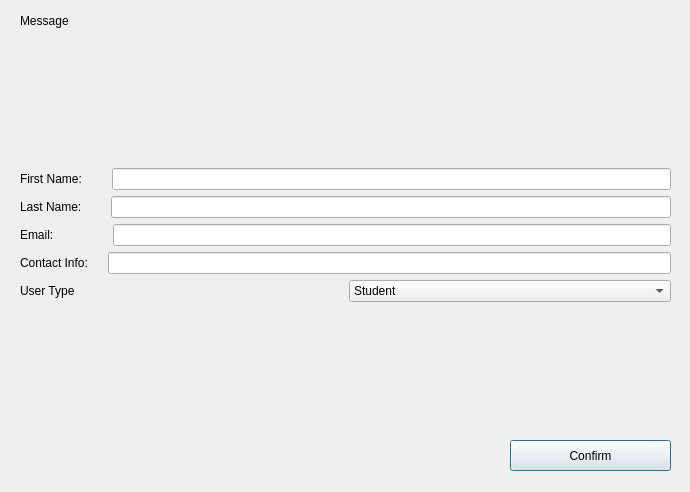
Old version of the form persondialog.ui in the repository concat1911/LibraryManager.
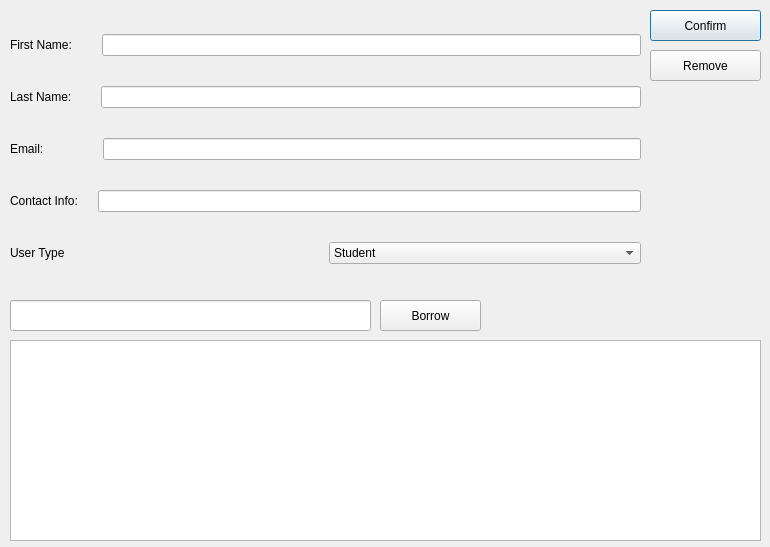
New version of the form.

Commit message: update borrow function for CDs

The edit to the form file:
```diff
--- a/persondialog.ui
+++ b/persondialog.ui
@@ -6,37 +6,87 @@
    <rect>
     <x>0</x>
     <y>0</y>
-    <width>690</width>
-    <height>492</height>
+    <width>770</width>
+    <height>547</height>
    </rect>
   </property>
   <property name="windowTitle">
    <string>Dialog</string>
   </property>
-  <widget class="QLabel" name="message">
+  <widget class="QPushButton" name="pushButton">
    <property name="geometry">
     <rect>
-     <x>20</x>
+     <x>650</x>
+     <y>10</y>
+     <width>111</width>
+     <height>31</height>
+    </rect>
+   </property>
+   <property name="text">
+    <string>Confirm</string>
+   </property>
+  </widget>
+  <widget class="QTableView" name="mediaTable">
+   <property name="geometry">
+    <rect>
+     <x>10</x>
+     <y>340</y>
+     <width>751</width>
+     <height>201</height>
+    </rect>
+   </property>
+   <property name="sortingEnabled">
+    <bool>true</bool>
+   </property>
+   <attribute name="verticalHeaderVisible">
+    <bool>false</bool>
+   </attribute>
+  </widget>
+  <widget class="QPushButton" name="removeBtn">
+   <property name="geometry">
+    <rect>
+     <x>650</x>
+     <y>50</y>
+     <width>111</width>
+     <height>31</height>
+    </rect>
+   </property>
+   <property name="text">
+    <string>Remove</string>
+   </property>
+  </widget>
+  <widget class="QPushButton" name="borrowBtn">
+   <property name="geometry">
+    <rect>
+     <x>380</x>
+     <y>300</y>
+     <width>101</width>
+     <height>31</height>
+    </rect>
+   </property>
+   <property name="text">
+    <string>Borrow</string>
+   </property>
+  </widget>
+  <widget class="QLineEdit" name="mediaInput">
+   <property name="geometry">
+    <rect>
+     <x>10</x>
+     <y>300</y>
+     <width>361</width>
+     <height>31</height>
+    </rect>
+   </property>
+  </widget>
+  <widget class="QWidget" name="">
+   <property name="geometry">
+    <rect>
+     <x>10</x>
      <y>10</y>
      <width>631</width>
-     <height>21</height>
+     <height>281</height>
     </rect>
    </property>
-   <property name="text">
-    <string>Message</string>
-   </property>
-  </widget>
-  <widget class="QWidget" name="layoutWidget">
-   <property name="geometry">
-    <rect>
-     <x>20</x>
-     <y>40</y>
-     <width>651</width>
-     <height>391</height>
-    </rect>
-   </property>
-   <layout class="QVBoxLayout" name="verticalLayout_2">
-    <item>
      <layout class="QVBoxLayout" name="verticalLayout">
       <item>
        <layout class="QHBoxLayout" name="horizontalLayout">
@@ -125,21 +175,6 @@
        </layout>
       </item>
      </layout>
-    </item>
-   </layout>
-  </widget>
-  <widget class="QPushButton" name="pushButton">
-   <property name="geometry">
-    <rect>
-     <x>510</x>
-     <y>440</y>
-     <width>161</width>
-     <height>31</height>
-    </rect>
-   </property>
-   <property name="text">
-    <string>Confirm</string>
-   </property>
   </widget>
  </widget>
  <resources/>
```
Lines whose indentation alone changed are shown as unchanged. The commit also changes 10 other files.
